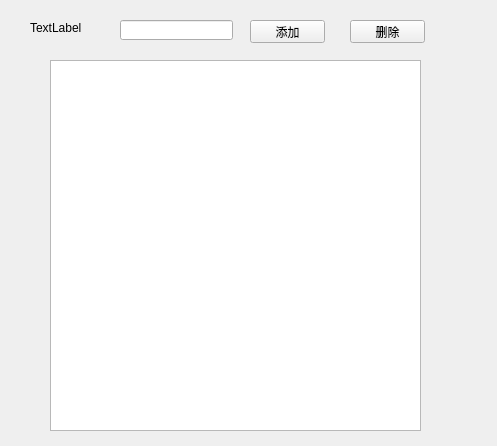
This is demo/doctorform.ui in zzf597718293/demo as Qt 5 draws it before an edit. The edited form follows.
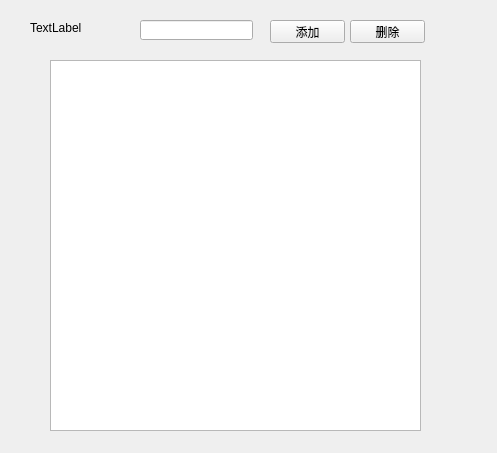
This is the edited form.

```diff
--- a/demo/doctorform.ui
+++ b/demo/doctorform.ui
@@ -7,7 +7,7 @@
     <x>0</x>
     <y>0</y>
     <width>497</width>
-    <height>446</height>
+    <height>453</height>
    </rect>
   </property>
   <property name="windowTitle">
@@ -18,7 +18,7 @@
     <rect>
      <x>30</x>
      <y>20</y>
-     <width>71</width>
+     <width>101</width>
      <height>16</height>
     </rect>
    </property>
@@ -29,7 +29,7 @@
   <widget class="QPushButton" name="btnSave">
    <property name="geometry">
     <rect>
-     <x>250</x>
+     <x>270</x>
      <y>20</y>
      <width>75</width>
      <height>23</height>
@@ -42,7 +42,7 @@
   <widget class="QLineEdit" name="edtName">
    <property name="geometry">
     <rect>
-     <x>120</x>
+     <x>140</x>
      <y>20</y>
      <width>113</width>
      <height>20</height>
```
